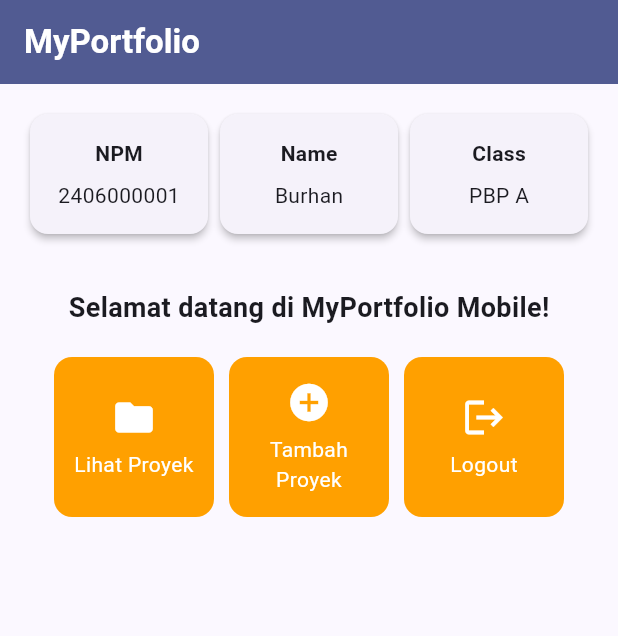
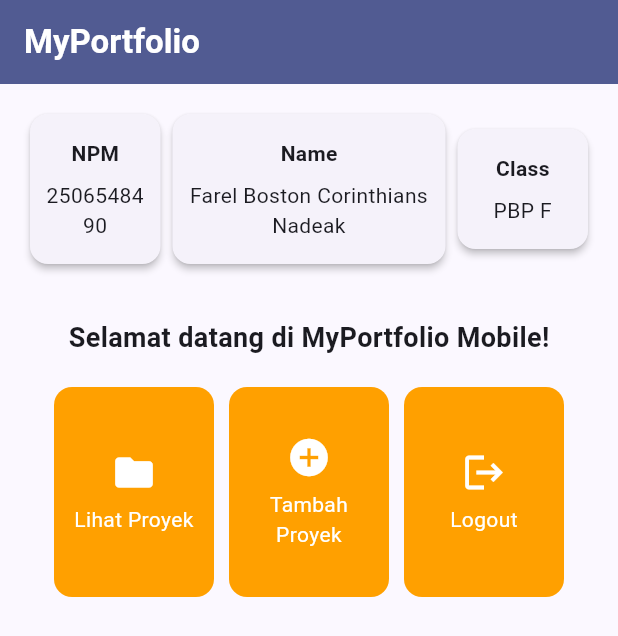
Before and after one commit to farelbostonc/myportofolio_mobile, a Flutter app: the screen it shows after launch, on a phone screen of 412 x 824 dp. Shown: the top 636 px of the screen. Run offline on Flutter 3.47's test engine with Material 3 defaults, Android fonts, the phone set to English and light mode, and no system bars.

Commit message:
feat: personalize portfolio profile

```diff
--- a/lib/menu.dart
+++ b/lib/menu.dart
@@ -3,9 +3,9 @@ import 'package:flutter/material.dart';
 class MyHomePage extends StatelessWidget {
   MyHomePage({super.key});
 
-  final String npm = '2406000001';
-  final String nama = 'Burhan';
-  final String kelas = 'PBP A';
+  final String npm = '2506548490';
+  final String nama = 'Farel Boston Corinthians Nadeak';
+  final String kelas = 'PBP F';
 
   final List<ItemHomepage> items = [
     ItemHomepage('Lihat Proyek', Icons.folder),
@@ -36,6 +36,7 @@ class MyHomePage extends StatelessWidget {
                     child: InfoCard(title: 'NPM', content: npm),
                   ),
                   Expanded(
+                    flex: 2,
                     child: InfoCard(title: 'Name', content: nama),
                   ),
                   Expanded(
@@ -63,6 +64,7 @@ class MyHomePage extends StatelessWidget {
                       padding: const EdgeInsets.all(20),
                       crossAxisSpacing: 10,
                       mainAxisSpacing: 10,
+                      mainAxisExtent: 140,
                       crossAxisCount: 3,
                       shrinkWrap: true,
                       children: items.map((item) => ItemCard(item)).toList(),
@@ -88,17 +90,14 @@ class InfoCard extends StatelessWidget {
   Widget build(BuildContext context) {
     return Card(
       elevation: 2,
-      child: SizedBox(
-        width: MediaQuery.of(context).size.width / 3.5,
       child: Padding(
-          padding: const EdgeInsets.all(16),
+        padding: const EdgeInsets.symmetric(horizontal: 8, vertical: 16),
         child: Column(
           children: [
             Text(title, style: const TextStyle(fontWeight: FontWeight.bold)),
             const SizedBox(height: 8),
-              Text(content),
+            Text(content, textAlign: TextAlign.center),
           ],
-          ),
         ),
       ),
     );
```
Also changed, not shown: 2 other files. Lines whose indentation alone changed are shown as unchanged.
